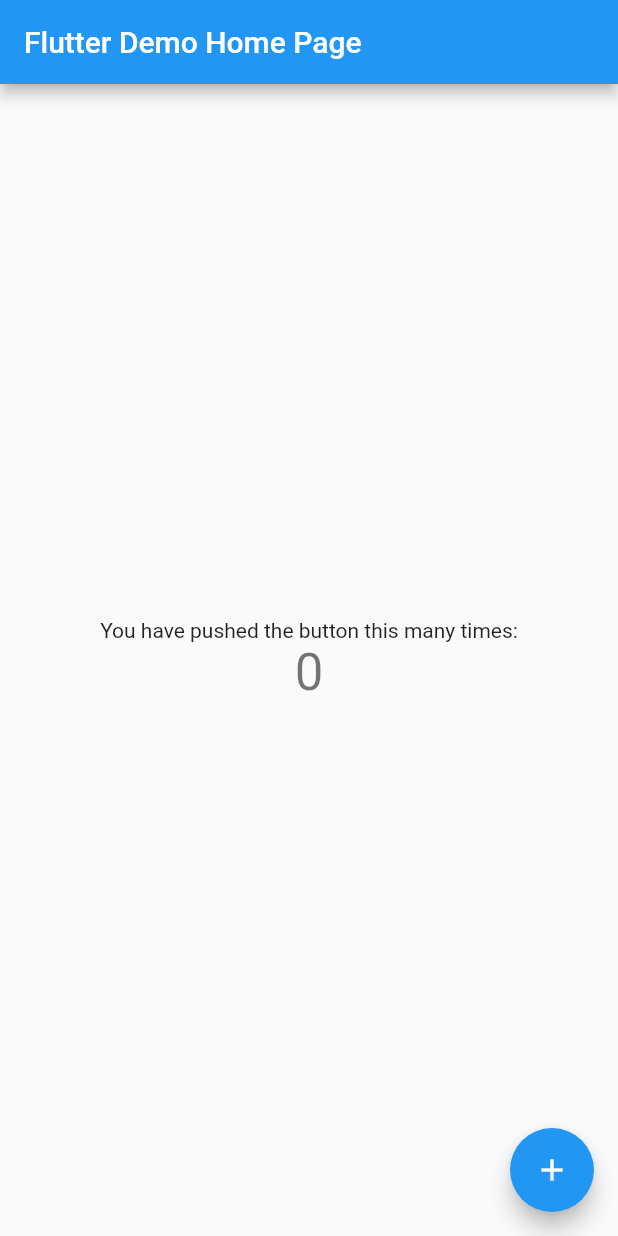
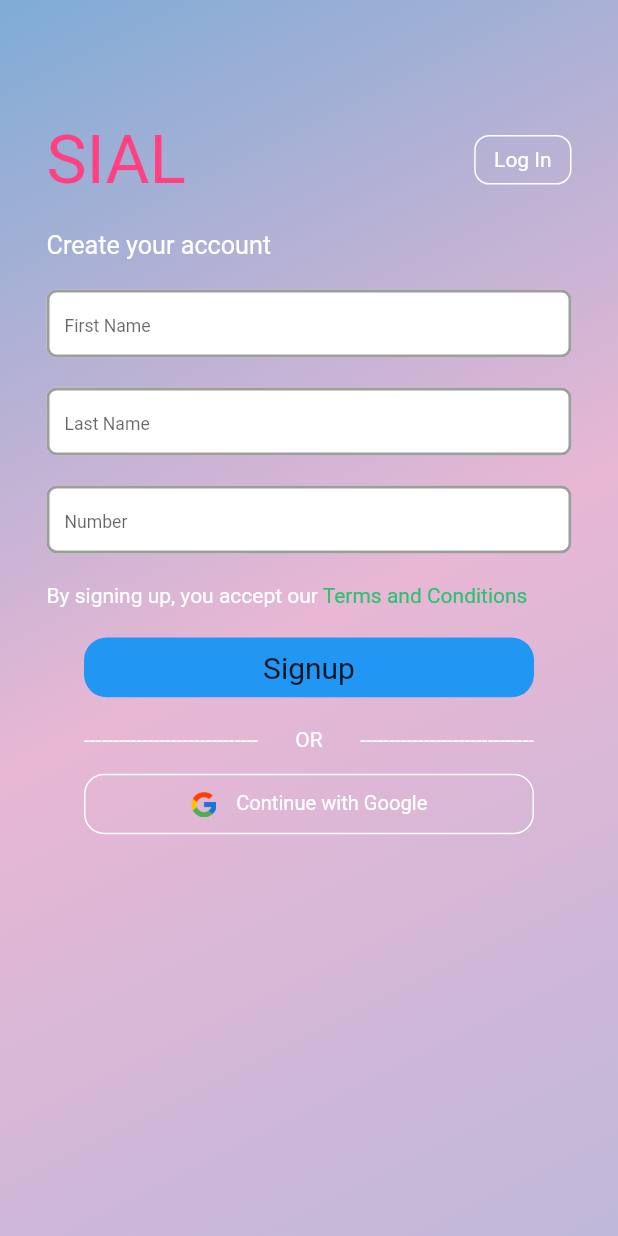
Before and after one commit to FarooqSial/appwizz_portal, a Flutter app: the screen it shows after launch, on a phone screen of 412 x 824 dp. Run offline on Flutter 3.47's test engine with Material 2 defaults, Android fonts, the phone set to English and light mode, and no system bars.

Commit message:
First commit

```diff
--- a/lib/main.dart
+++ b/lib/main.dart
@@ -1,115 +1,18 @@
+import 'package:appwizz_portal/screen-signup.dart';
 import 'package:flutter/material.dart';
 
 void main() {
-  runApp(const MyApp());
+  runApp(MyApp());
 }
 
 class MyApp extends StatelessWidget {
-  const MyApp({super.key});
+  const MyApp({Key? key}) : super(key: key);
 
-  // This widget is the root of your application.
   @override
   Widget build(BuildContext context) {
     return MaterialApp(
-      title: 'Flutter Demo',
-      theme: ThemeData(
-        // This is the theme of your application.
-        //
-        // Try running your application with "flutter run". You'll see the
-        // application has a blue toolbar. Then, without quitting the app, try
-        // changing the primarySwatch below to Colors.green and then invoke
-        // "hot reload" (press "r" in the console where you ran "flutter run",
-        // or simply save your changes to "hot reload" in a Flutter IDE).
-        // Notice that the counter didn't reset back to zero; the application
-        // is not restarted.
-        primarySwatch: Colors.blue,
-      ),
-      home: const MyHomePage(title: 'Flutter Demo Home Page'),
+      debugShowCheckedModeBanner: false,
+      home: HomeScreen(),
     );
   }
 }
-
-class MyHomePage extends StatefulWidget {
-  const MyHomePage({super.key, required this.title});
-
-  // This widget is the home page of your application. It is stateful, meaning
-  // that it has a State object (defined below) that contains fields that affect
-  // how it looks.
-
-  // This class is the configuration for the state. It holds the values (in this
-  // case the title) provided by the parent (in this case the App widget) and
-  // used by the build method of the State. Fields in a Widget subclass are
-  // always marked "final".
-
-  final String title;
-
-  @override
-  State<MyHomePage> createState() => _MyHomePageState();
-}
-
-class _MyHomePageState extends State<MyHomePage> {
-  int _counter = 0;
-
-  void _incrementCounter() {
-    setState(() {
-      // This call to setState tells the Flutter framework that something has
-      // changed in this State, which causes it to rerun the build method below
-      // so that the display can reflect the updated values. If we changed
-      // _counter without calling setState(), then the build method would not be
-      // called again, and so nothing would appear to happen.
-      _counter++;
-    });
-  }
-
-  @override
-  Widget build(BuildContext context) {
-    // This method is rerun every time setState is called, for instance as done
-    // by the _incrementCounter method above.
-    //
-    // The Flutter framework has been optimized to make rerunning build methods
-    // fast, so that you can just rebuild anything that needs updating rather
-    // than having to individually change instances of widgets.
-    return Scaffold(
-      appBar: AppBar(
-        // Here we take the value from the MyHomePage object that was created by
-        // the App.build method, and use it to set our appbar title.
-        title: Text(widget.title),
-      ),
-      body: Center(
-        // Center is a layout widget. It takes a single child and positions it
-        // in the middle of the parent.
-        child: Column(
-          // Column is also a layout widget. It takes a list of children and
-          // arranges them vertically. By default, it sizes itself to fit its
-          // children horizontally, and tries to be as tall as its parent.
-          //
-          // Invoke "debug painting" (press "p" in the console, choose the
-          // "Toggle Debug Paint" action from the Flutter Inspector in Android
-          // Studio, or the "Toggle Debug Paint" command in Visual Studio Code)
-          // to see the wireframe for each widget.
-          //
-          // Column has various properties to control how it sizes itself and
-          // how it positions its children. Here we use mainAxisAlignment to
-          // center the children vertically; the main axis here is the vertical
-          // axis because Columns are vertical (the cross axis would be
-          // horizontal).
-          mainAxisAlignment: MainAxisAlignment.center,
-          children: <Widget>[
-            const Text(
-              'You have pushed the button this many times:',
-            ),
-            Text(
-              '$_counter',
-              style: Theme.of(context).textTheme.headlineMedium,
-            ),
-          ],
-        ),
-      ),
-      floatingActionButton: FloatingActionButton(
-        onPressed: _incrementCounter,
-        tooltip: 'Increment',
-        child: const Icon(Icons.add),
-      ), // This trailing comma makes auto-formatting nicer for build methods.
-    );
-  }
-}
--- /dev/null
+++ b/lib/screen-signup.dart
@@ -0,0 +1,281 @@
+import 'package:flutter/material.dart';
+
+class HomeScreen extends StatelessWidget {
+  const HomeScreen({Key? key}) : super(key: key);
+
+  @override
+  Widget build(BuildContext context) {
+    return SafeArea(
+      child: Scaffold(
+        body: Container(
+          height: double.infinity,
+          width: double.infinity,
+          decoration: BoxDecoration(
+            gradient: LinearGradient(
+                begin: Alignment.topLeft,
+                end: Alignment.bottomRight,
+                colors: [
+                  Color(0xff7FACD6),
+                  Color(0xffE8B7D4),
+                  Color(0xffBFB8DA),
+                ]),
+          ),
+          child: SingleChildScrollView(
+            child: Center(
+              child: SizedBox(
+                height: 800,
+                width: 350,
+                child: Column(
+                  children: [
+                    Padding(
+                      padding: const EdgeInsets.only(top: 80),
+                      child: Row(
+                        mainAxisAlignment: MainAxisAlignment.spaceBetween,
+                        children: [
+                          Text(
+                            'SIAL',
+                            style: TextStyle(
+                              color: Colors.pinkAccent,
+                              fontSize: 44.96,
+                            ),
+                          ),
+                          Container(
+                            height: 33.14,
+                            width: 64.86,
+                            decoration: BoxDecoration(
+                              border: Border.all(
+                                color: Colors.white,
+                              ),
+                              borderRadius: BorderRadius.circular(10.07),
+                            ),
+                            child: Center(
+                              child: Text(
+                                'Log In',
+                                style: TextStyle(
+                                  color: Colors.white,
+                                ),
+                              ),
+                            ),
+                          )
+                        ],
+                      ),
+                    ),
+                    Padding(
+                      padding: const EdgeInsets.only(top: 20),
+                      child: Row(
+                        mainAxisAlignment: MainAxisAlignment.start,
+                        children: [
+                          Text(
+                            'Create your account',
+                            style: TextStyle(
+                              color: Colors.white,
+                              fontSize: 16.79,
+                            ),
+                          ),
+                        ],
+                      ),
+                    ),
+                    SizedBox(
+                      height: 20,
+                    ),
+                    SizedBox(
+                      height: 45.32,
+                      child: TextField(
+                        keyboardType: TextInputType.name,
+                        decoration: InputDecoration(
+                          hintText: 'First Name',
+                          hintStyle: TextStyle(
+                            fontSize: 11.75,
+                          ),
+                          border: InputBorder.none,
+                          filled: true,
+                          fillColor: Colors.white,
+                          focusedBorder: OutlineInputBorder(
+                            borderRadius: BorderRadius.circular(6.71),
+                            borderSide: BorderSide(
+                              color: Colors.blue,
+                              width: 2,
+                            ),
+                          ),
+                          enabledBorder: OutlineInputBorder(
+                            borderRadius: BorderRadius.circular(6.71),
+                            borderSide: BorderSide(
+                              width: 2,
+                              color: Colors.grey,
+                            ),
+                          ),
+                        ),
+                      ),
+                    ),
+                    SizedBox(
+                      height: 20,
+                    ),
+                    SizedBox(
+                      height: 45.32,
+                      child: TextField(
+                        keyboardType: TextInputType.name,
+                        decoration: InputDecoration(
+                          hintText: 'Last Name',
+                          hintStyle: TextStyle(
+                            fontSize: 11.75,
+                          ),
+                          border: InputBorder.none,
+                          filled: true,
+                          fillColor: Colors.white,
+                          focusedBorder: OutlineInputBorder(
+                            borderRadius: BorderRadius.circular(6.71),
+                            borderSide: BorderSide(
+                              color: Colors.blue,
+                              width: 2,
+                            ),
+                          ),
+                          enabledBorder: OutlineInputBorder(
+                            borderRadius: BorderRadius.circular(6.71),
+                            borderSide: BorderSide(
+                              width: 2,
+                              color: Colors.grey,
+                            ),
+                          ),
+                        ),
+                      ),
+                    ),
+                    SizedBox(
+                      height: 20,
+                    ),
+                    SizedBox(
+                      height: 45.32,
+                      child: TextField(
+                        keyboardType: TextInputType.number,
+                        decoration: InputDecoration(
+                          hintText: 'Number',
+                          hintStyle: TextStyle(
+                            fontSize: 11.75,
+                          ),
+                          border: InputBorder.none,
+                          filled: true,
+                          fillColor: Colors.white,
+                          focusedBorder: OutlineInputBorder(
+                            borderRadius: BorderRadius.circular(6.71),
+                            borderSide: BorderSide(
+                              color: Colors.blue,
+                              width: 2,
+                            ),
+                          ),
+                          enabledBorder: OutlineInputBorder(
+                            borderRadius: BorderRadius.circular(6.71),
+                            borderSide: BorderSide(
+                              width: 2,
+                              color: Colors.grey,
+                            ),
+                          ),
+                        ),
+                      ),
+                    ),
+                    SizedBox(
+                      height: 20,
+                    ),
+                    Row(
+                      children: [
+                        Text(
+                          'By signing up, you accept our',
+                          style: TextStyle(
+                            color: Colors.white,
+                          ),
+                        ),
+                        Text(
+                          ' Terms and Conditions',
+                          style: TextStyle(
+                            color: Color(0xff2AC171),
+                          ),
+                        ),
+                      ],
+                    ),
+                    SizedBox(
+                      height: 20,
+                    ),
+                    Container(
+                      height: 39.86,
+                      width: 300,
+                      decoration: BoxDecoration(
+                        color: Colors.blue,
+                        borderRadius: BorderRadius.circular(15),
+                      ),
+                      child: Center(
+                        child: Text(
+                          'Signup',
+                          style: TextStyle(
+                            fontSize: 20,
+                          ),
+                        ),
+                      ),
+                    ),
+                    SizedBox(
+                      height: 20,
+                    ),
+                    Row(
+                      mainAxisAlignment: MainAxisAlignment.spaceEvenly,
+                      children: [
+                        Text(
+                          '------------------------------',
+                          style: TextStyle(
+                            color: Colors.white,
+                          ),
+                        ),
+                        Text(
+                          'OR',
+                          style: TextStyle(
+                            color: Colors.white,
+                          ),
+                        ),
+                        Text(
+                          '------------------------------',
+                          style: TextStyle(
+                            color: Colors.white,
+                          ),
+                        ),
+                      ],
+                    ),
+                    SizedBox(
+                      height: 15,
+                    ),
+                    Container(
+                      height: 40.29,
+                      width: 300,
+                      decoration: BoxDecoration(
+                        borderRadius: BorderRadius.circular(13.43),
+                        border: Border.all(
+                          color: Colors.white,
+                        ),
+                      ),
+                      child: Row(
+                        mainAxisAlignment: MainAxisAlignment.center,
+                        children: [
+                          SizedBox(
+                            width: 17.07,
+                            height: 17.07,
+                            child: Image(
+                              image: AssetImage(
+                                'images/Frame.png',
+                              ),
+                            ),
+                          ),
+                          Text(
+                            '    Continue with Google',
+                            style: TextStyle(
+                              color: Colors.white,
+                              fontSize: 13.43,
+                            ),
+                          ),
+                        ],
+                      ),
+                    ),
+                  ],
+                ),
+              ),
+            ),
+          ),
+        ),
+      ),
+    );
+  }
+}
--- a/pubspec.yaml
+++ b/pubspec.yaml
@@ -59,9 +59,8 @@ flutter:
   uses-material-design: true
 
   # To add assets to your application, add an assets section, like this:
-  # assets:
-  #   - images/a_dot_burr.jpeg
-  #   - images/a_dot_ham.jpeg
+  assets:
+    - images/
 
   # An image asset can refer to one or more resolution-specific "variants", see
   # https://flutter.dev/assets-and-images/#resolution-aware
```
Also changed, not shown: images/Frame.png (added), lib/generated/assets.dart (added).
